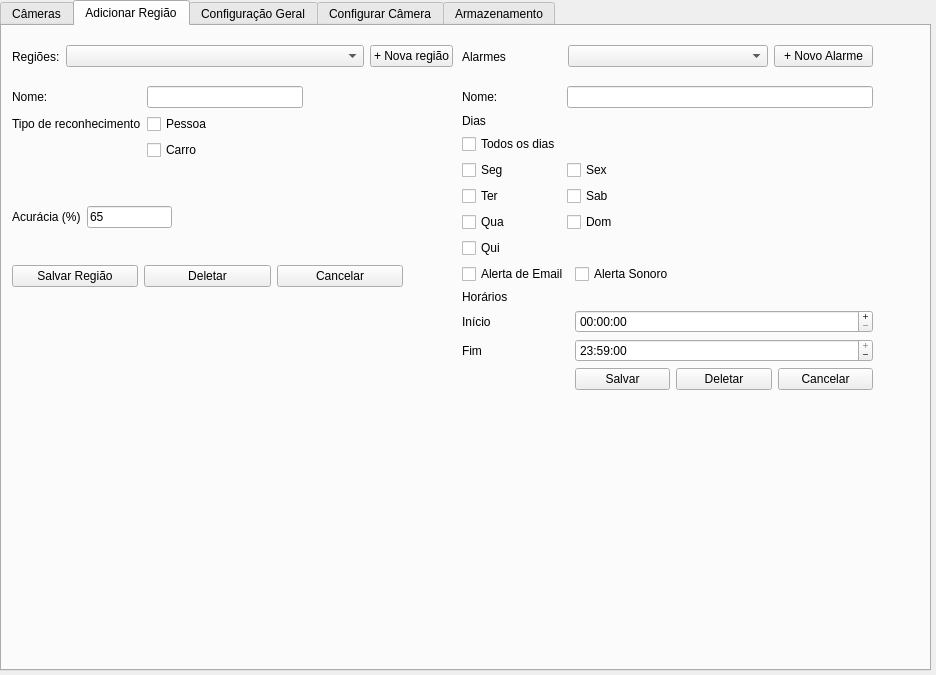
This is mainForm.ui in noldorj/Personal-Home-Guard as Qt 5 draws it before an edit. The edited form follows.
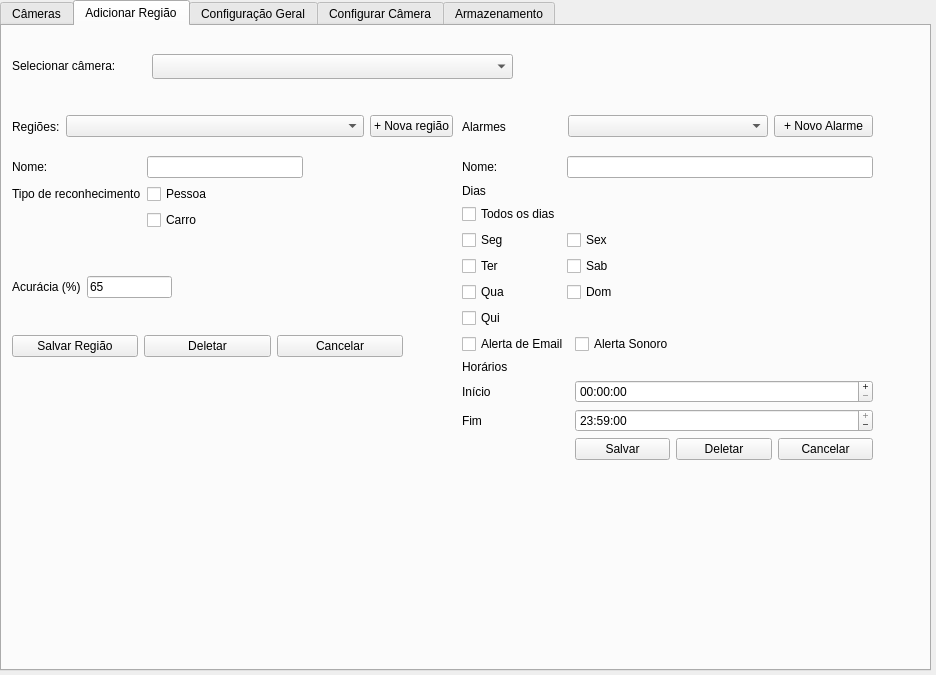
This is the edited form. The open tabs and pages were chosen to show the change.

Commit message: comboBoxCamerasEmUso ok , sem muitos testes - lblCam1 e lblCam2 precisam de ajustes - inferenceCore rodando as duas cameras - bug GUI mostrando alertas de uma camera para a outra

Patch:
```diff
--- a/mainForm.ui
+++ b/mainForm.ui
@@ -231,7 +231,7 @@
         <property name="geometry">
          <rect>
           <x>10</x>
-          <y>60</y>
+          <y>130</y>
           <width>291</width>
           <height>111</height>
          </rect>
@@ -286,7 +286,7 @@
         <property name="geometry">
          <rect>
           <x>10</x>
-          <y>180</y>
+          <y>250</y>
           <width>160</width>
           <height>41</height>
          </rect>
@@ -315,7 +315,7 @@
         <property name="geometry">
          <rect>
           <x>460</x>
-          <y>60</y>
+          <y>130</y>
           <width>411</width>
           <height>370</height>
          </rect>
@@ -602,7 +602,7 @@
         <property name="geometry">
          <rect>
           <x>10</x>
-          <y>10</y>
+          <y>80</y>
           <width>441</width>
           <height>41</height>
          </rect>
@@ -638,7 +638,7 @@
         <property name="geometry">
          <rect>
           <x>460</x>
-          <y>10</y>
+          <y>80</y>
           <width>411</width>
           <height>41</height>
          </rect>
@@ -686,7 +686,7 @@
         <property name="geometry">
          <rect>
           <x>10</x>
-          <y>230</y>
+          <y>300</y>
           <width>391</width>
           <height>41</height>
          </rect>
@@ -715,6 +715,29 @@
          </item>
         </layout>
        </widget>
+       <widget class="QComboBox" name="comboBoxCamerasEmUso">
+        <property name="geometry">
+         <rect>
+          <x>150</x>
+          <y>28</y>
+          <width>361</width>
+          <height>25</height>
+         </rect>
+        </property>
+       </widget>
+       <widget class="QLabel" name="label_100">
+        <property name="geometry">
+         <rect>
+          <x>10</x>
+          <y>20</y>
+          <width>141</width>
+          <height>39</height>
+         </rect>
+        </property>
+        <property name="text">
+         <string>Selecionar câmera:</string>
+        </property>
+       </widget>
       </widget>
       <widget class="QWidget" name="tabConfigGeneral">
        <attribute name="title">
```
Left out of the diff: 60 changed lines with no effect on the pictures. The commit also changes 6 other files.
